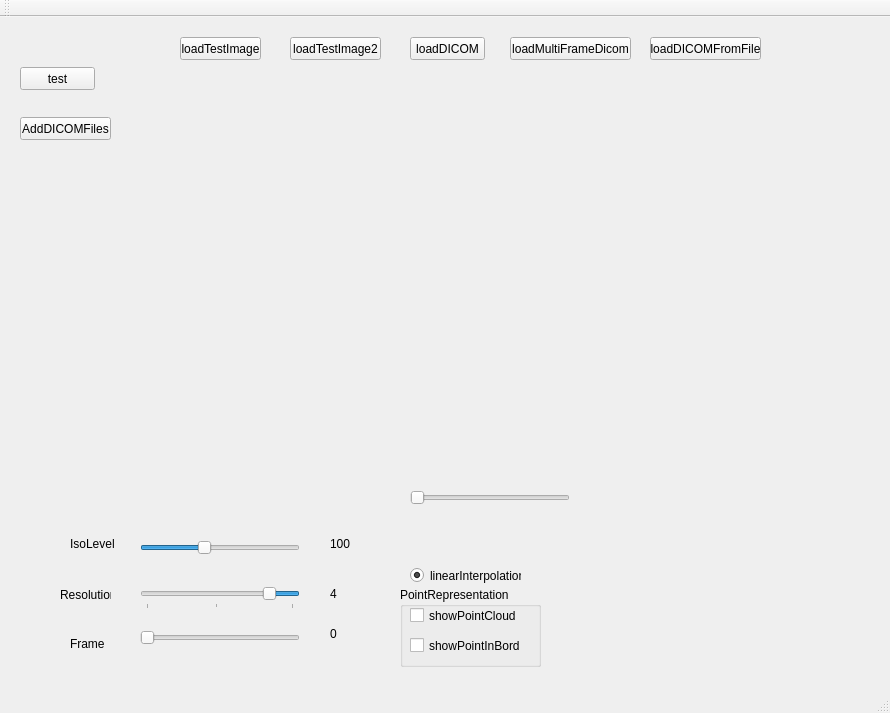
RaduAlexandru/Volume-Renderer, file VolumeRenderer/volumerenderer.ui: the form before one commit.
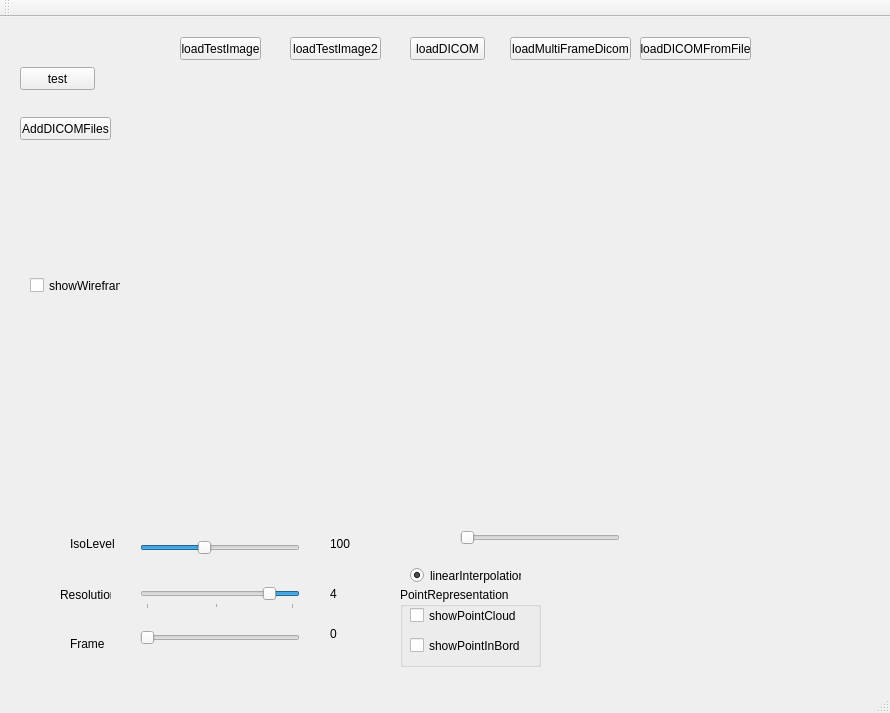
The form after the commit. Custom widgets are drawn as their Qt base class.

The edit to the form file:
```diff
--- a/VolumeRenderer/volumerenderer.ui
+++ b/VolumeRenderer/volumerenderer.ui
@@ -33,10 +33,10 @@
     </property>
     <property name="geometry">
      <rect>
-      <x>130</x>
-      <y>60</y>
-      <width>591</width>
-      <height>311</height>
+      <x>170</x>
+      <y>10</y>
+      <width>601</width>
+      <height>491</height>
      </rect>
     </property>
    </widget>
@@ -298,34 +298,21 @@
      <string>loadMultiFrameDicom</string>
     </property>
    </widget>
-   <widget class="QPushButton" name="loadDICOMFromFile">
-    <property name="geometry">
-     <rect>
-      <x>650</x>
-      <y>20</y>
-      <width>111</width>
-      <height>23</height>
-     </rect>
-    </property>
-    <property name="text">
-     <string>loadDICOMFromFile</string>
-    </property>
-   </widget>
    <widget class="DicomViewer2DGL" name="dicomviewer2dgl" native="true">
     <property name="geometry">
      <rect>
-      <x>620</x>
-      <y>390</y>
-      <width>256</width>
-      <height>256</height>
+      <x>650</x>
+      <y>510</y>
+      <width>151</width>
+      <height>131</height>
      </rect>
     </property>
    </widget>
    <widget class="QSlider" name="horizontalSlider">
     <property name="geometry">
      <rect>
-      <x>410</x>
-      <y>470</y>
+      <x>460</x>
+      <y>510</y>
       <width>160</width>
       <height>22</height>
      </rect>
@@ -337,6 +324,32 @@
      <enum>Qt::Horizontal</enum>
     </property>
    </widget>
+   <widget class="QPushButton" name="loadDICOMFromFile">
+    <property name="geometry">
+     <rect>
+      <x>640</x>
+      <y>20</y>
+      <width>111</width>
+      <height>23</height>
+     </rect>
+    </property>
+    <property name="text">
+     <string>loadDICOMFromFile</string>
+    </property>
+   </widget>
+   <widget class="QCheckBox" name="showWireframeButton">
+    <property name="geometry">
+     <rect>
+      <x>30</x>
+      <y>260</y>
+      <width>91</width>
+      <height>17</height>
+     </rect>
+    </property>
+    <property name="text">
+     <string>showWireframe</string>
+    </property>
+   </widget>
   </widget>
   <widget class="QMenuBar" name="menuBar">
    <property name="geometry">
```
Left out of the diff: 8 changed lines with no effect on the pictures.
